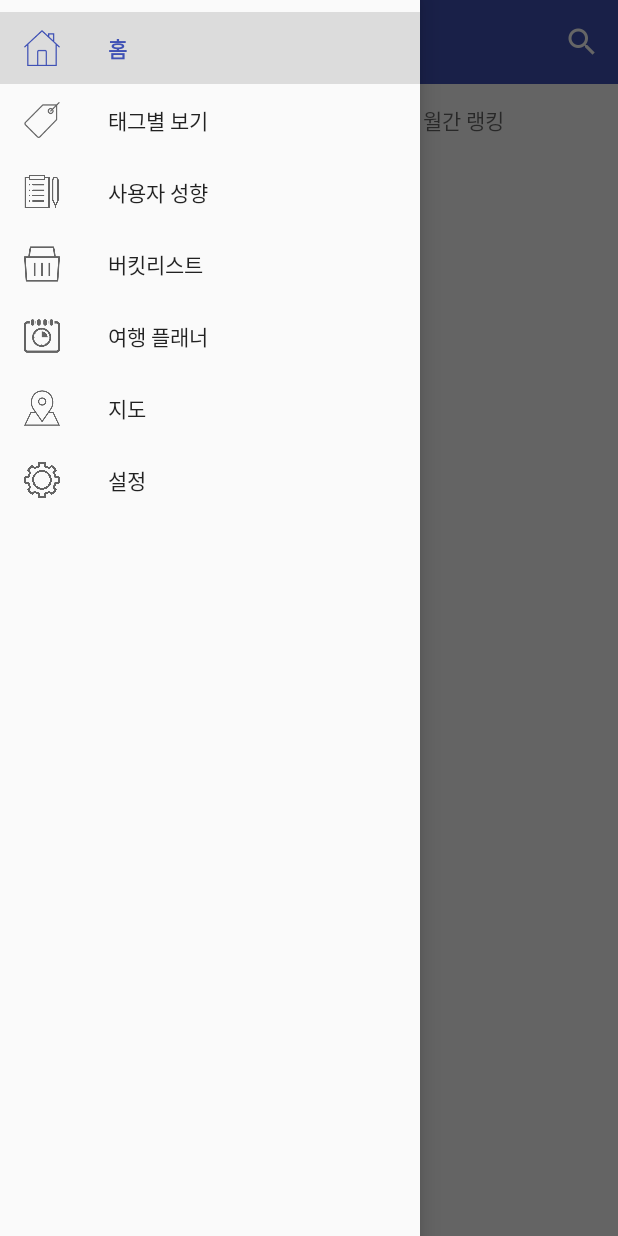
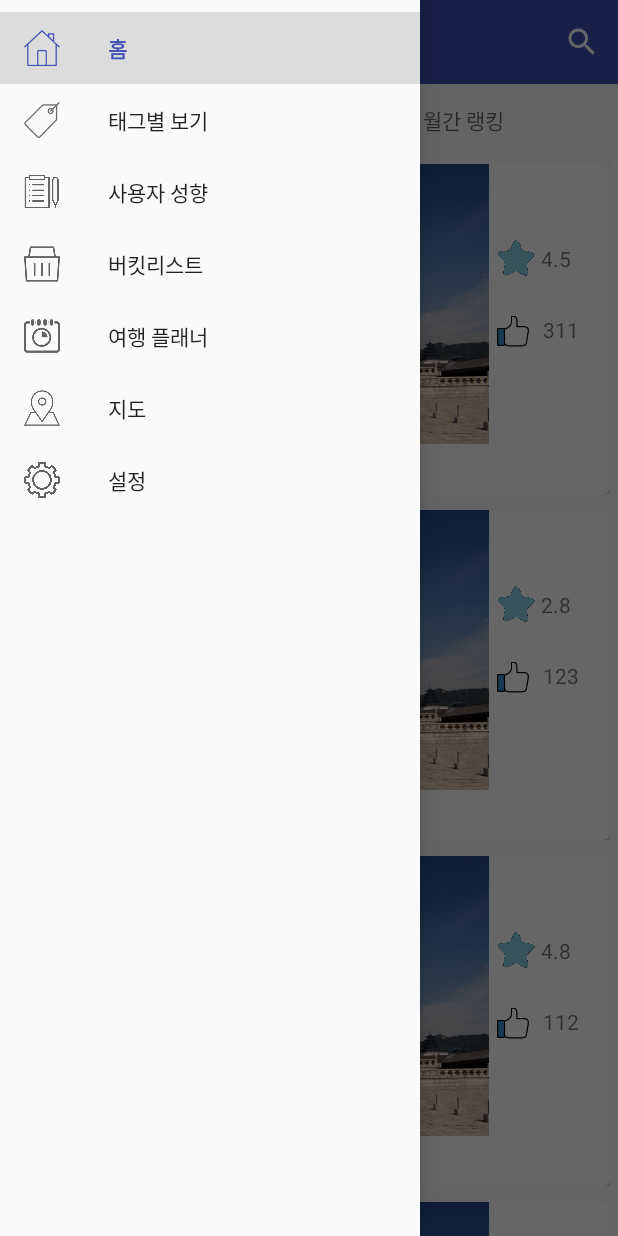
Before and after one commit to MoonGyeongHyeon/SeoulGuide-Android, an Android app: the screen it shows after launch (MainActivity), with the side drawer open, on a phone screen of 412 x 824 dp. Run offline under Robolectric (Android 15) with nearby library versions, the phone set to English and light mode, and no system bars.

Commit message:
1. 주간 랭킹 화면 구성  1-1. RecyclerView를 통한 화면 구성  1-2. 각각의 아이템은 CardView를 통해 출력  1-3. 아이템을 구성하는 데이터는 DB 연동 전까지 임시 데이터를 활용
2. 불필요한 Drawable 폴더의 이미지들 삭제

```diff
--- /dev/null
+++ b/app/src/main/java/test/superdroid/com/seoulguide/Home/RankingRecyclerViewAdapter.java
@@ -0,0 +1,62 @@
+package test.superdroid.com.seoulguide.Home;
+
+import android.support.v7.widget.RecyclerView;
+import android.view.LayoutInflater;
+import android.view.View;
+import android.view.ViewGroup;
+import android.widget.ImageView;
+import android.widget.TextView;
+
+import java.util.List;
+
+import test.superdroid.com.seoulguide.R;
+
+public class RankingRecyclerViewAdapter extends RecyclerView.Adapter<RankingRecyclerViewAdapter.ViewHolder>{
+
+    private List<SightInfo> list;
+    private int itemLayout;
+
+    public RankingRecyclerViewAdapter(List<SightInfo> list, int itemLayout) {
+        this.list = list;
+        this.itemLayout = itemLayout;
+    }
+
+    @Override
+    public ViewHolder onCreateViewHolder(ViewGroup parent, int viewType) {
+        View view = LayoutInflater.from(parent.getContext()).inflate(itemLayout, parent, false);
+        return new ViewHolder(view);
+    }
+
+    @Override
+    public void onBindViewHolder(ViewHolder holder, int position) {
+        SightInfo sightInfo = list.get(position);
+        holder.rank.setText(String.valueOf(sightInfo.getRank()));
+        holder.picture.setImageResource(sightInfo.getPicture());
+        holder.rating.setText(String.valueOf(sightInfo.getRating()));
+        holder.likeCount.setText(String.valueOf(sightInfo.getLikeCount()));
+        holder.name.setText(sightInfo.getName());
+    }
+
+    @Override
+    public int getItemCount() {
+        return list.size();
+    }
+
+    class ViewHolder extends RecyclerView.ViewHolder {
+        TextView rank;
+        ImageView picture;
+        TextView rating;
+        TextView likeCount;
+        TextView name;
+
+        public ViewHolder(View itemView) {
+            super(itemView);
+
+            rank = (TextView) itemView.findViewById(R.id.homeSightRankTextView);
+            picture = (ImageView) itemView.findViewById(R.id.homeSightPictureImageView);
+            rating = (TextView) itemView.findViewById(R.id.homeSightRatingTextView);
+            likeCount = (TextView) itemView.findViewById(R.id.homeSightLikeCountTextView);
+            name = (TextView) itemView.findViewById(R.id.homeSightNameTextView);
+        }
+    }
+}
--- /dev/null
+++ b/app/src/main/java/test/superdroid/com/seoulguide/Home/SightInfo.java
@@ -0,0 +1,50 @@
+package test.superdroid.com.seoulguide.Home;
+
+public class SightInfo {
+    int rank;
+    int picture;
+    double rating;
+    int likeCount;
+    String name;
+
+    public int getRank() {
+        return rank;
+    }
+
+    public void setRank(int rank) {
+        this.rank = rank;
+    }
+
+    public int getPicture() {
+        return picture;
+    }
+
+    public void setPicture(int picture) {
+        this.picture = picture;
+    }
+
+    public double getRating() {
+        return rating;
+    }
+
+    public void setRating(double rating) {
+        this.rating = rating;
+    }
+
+    public int getLikeCount() {
+        return likeCount;
+    }
+
+    public void setLikeCount(int likeCount) {
+        this.likeCount = likeCount;
+    }
+
+    public String getName() {
+        return name;
+    }
+
+    public void setName(String name) {
+        this.name = name;
+    }
+
+}
--- a/app/src/main/java/test/superdroid/com/seoulguide/Home/WeekSightFragment.java
+++ b/app/src/main/java/test/superdroid/com/seoulguide/Home/WeekSightFragment.java
@@ -3,16 +3,79 @@ package test.superdroid.com.seoulguide.Home;
 import android.os.Bundle;
 import android.support.annotation.Nullable;
 import android.support.v4.app.Fragment;
+import android.support.v7.widget.LinearLayoutManager;
+import android.support.v7.widget.RecyclerView;
 import android.view.LayoutInflater;
 import android.view.View;
 import android.view.ViewGroup;
 
+import java.util.ArrayList;
+import java.util.List;
+
 import test.superdroid.com.seoulguide.R;
 
 public class WeekSightFragment extends Fragment {
+
+    private List<SightInfo> mList;
+
     @Override
     public View onCreateView(LayoutInflater inflater, @Nullable ViewGroup container, @Nullable Bundle savedInstanceState) {
         View layout = inflater.inflate(R.layout.f_week_sight, container, false);
+
+        initData();
+
+        RankingRecyclerViewAdapter adapter = new RankingRecyclerViewAdapter(mList, R.layout.i_home_ranking);
+        RecyclerView recyclerView = (RecyclerView) layout.findViewById(R.id.weekRankingRecyclerView);
+        recyclerView.setAdapter(adapter);
+
+        LinearLayoutManager layoutManager = new LinearLayoutManager(getContext());
+        recyclerView.setLayoutManager(layoutManager);
+
         return layout;
     }
+
+    private void initData() {
+        //TODO DB와 연동 이후엔 DB를 통해 데이터를 가져와야 한다.
+        mList = new ArrayList<>();
+
+        SightInfo sightInfo = new SightInfo();
+        sightInfo.setRank(1);
+        sightInfo.setPicture(R.drawable.test);
+        sightInfo.setRating(4.5);
+        sightInfo.setLikeCount(311);
+        sightInfo.setName("경복궁");
+        mList.add(sightInfo);
+
+        sightInfo = new SightInfo();
+        sightInfo.setRank(2);
+        sightInfo.setPicture(R.drawable.test);
+        sightInfo.setRating(2.8);
+        sightInfo.setLikeCount(123);
+        sightInfo.setName("서울타워");
+        mList.add(sightInfo);
+
+        sightInfo = new SightInfo();
+        sightInfo.setRank(3);
+        sightInfo.setPicture(R.drawable.test);
+        sightInfo.setRating(4.8);
+        sightInfo.setLikeCount(112);
+        sightInfo.setName("청계천");
+        mList.add(sightInfo);
+
+        sightInfo = new SightInfo();
+        sightInfo.setRank(4);
+        sightInfo.setPicture(R.drawable.test);
+        sightInfo.setRating(4.2);
+        sightInfo.setLikeCount(881);
+        sightInfo.setName("63빌딩");
+        mList.add(sightInfo);
+
+        sightInfo = new SightInfo();
+        sightInfo.setRank(5);
+        sightInfo.setPicture(R.drawable.test);
+        sightInfo.setRating(3.1);
+        sightInfo.setLikeCount(82);
+        sightInfo.setName("광화문");
+        mList.add(sightInfo);
+    }
 }
--- a/app/src/main/res/layout/f_week_sight.xml
+++ b/app/src/main/res/layout/f_week_sight.xml
@@ -1,6 +1,14 @@
 <?xml version="1.0" encoding="utf-8"?>
 <LinearLayout xmlns:android="http://schemas.android.com/apk/res/android"
-    android:orientation="vertical" android:layout_width="match_parent"
+    xmlns:app="http://schemas.android.com/apk/res-auto"
+    android:orientation="vertical"
+    android:layout_width="match_parent"
     android:layout_height="match_parent">
 
+    <android.support.v7.widget.RecyclerView
+        android:id="@+id/weekRankingRecyclerView"
+        android:layout_width="match_parent"
+        android:layout_height="match_parent"
+        app:layoutManager="LinearLayoutManager"/>
+
 </LinearLayout>
--- /dev/null
+++ b/app/src/main/res/layout/i_home_ranking.xml
@@ -0,0 +1,113 @@
+<?xml version="1.0" encoding="utf-8"?>
+<LinearLayout xmlns:android="http://schemas.android.com/apk/res/android"
+    xmlns:card_view="http://schemas.android.com/apk/res-auto"
+    android:orientation="vertical"
+    android:layout_width="match_parent"
+    android:layout_height="220dp"
+    android:layout_margin="5dp">
+
+    <android.support.v7.widget.CardView
+        android:id="@+id/homeRankingCardView"
+        android:layout_width="match_parent"
+        android:layout_height="match_parent"
+        card_view:cardCornerRadius="4dp">
+
+        <LinearLayout
+            android:layout_width="match_parent"
+            android:layout_height="match_parent"
+            android:orientation="horizontal"
+            android:weightSum="100">
+
+            <TextView
+                android:id="@+id/homeSightRankTextView"
+                android:layout_width="0dp"
+                android:layout_height="match_parent"
+                android:layout_weight="12"
+                android:textSize="20sp"
+                android:gravity="center"/>
+
+            <LinearLayout
+                android:layout_width="0dp"
+                android:layout_height="match_parent"
+                android:layout_weight="68"
+                android:weightSum="100"
+                android:orientation="vertical">
+
+                <ImageView
+                    android:id="@+id/homeSightPictureImageView"
+                    android:layout_width="match_parent"
+                    android:layout_height="0dp"
+                    android:scaleType="fitXY"
+                    android:layout_weight="85"/>
+
+                <TextView
+                    android:id="@+id/homeSightNameTextView"
+                    android:layout_width="match_parent"
+                    android:layout_height="0dp"
+                    android:layout_weight="15"
+                    android:gravity="center"
+                    android:textSize="16sp"/>
+
+            </LinearLayout>
+
+            <LinearLayout
+                android:layout_width="0dp"
+                android:layout_height="match_parent"
+                android:layout_weight="20"
+                android:orientation="vertical">
+
+                <RelativeLayout
+                    android:layout_width="match_parent"
+                    android:layout_height="match_parent">
+
+                    <ImageView
+                        android:id="@+id/homeStarImageView"
+                        android:layout_width="25dp"
+                        android:layout_height="25dp"
+                        android:scaleType="fitXY"
+                        android:src="@drawable/star"
+                        android:layout_alignParentStart="true"
+                        android:layout_alignParentLeft="true"
+                        android:layout_marginStart="5dp"
+                        android:layout_marginLeft="5dp"
+                        android:layout_marginTop="50dp"/>
+
+                    <TextView
+                        android:id="@+id/homeSightRatingTextView"
+                        android:layout_width="wrap_content"
+                        android:layout_height="wrap_content"
+                        android:layout_toRightOf="@id/homeStarImageView"
+                        android:layout_toEndOf="@id/homeStarImageView"
+                        android:layout_marginStart="4dp"
+                        android:layout_marginLeft="4dp"
+                        android:layout_marginTop="53dp"/>
+
+                    <ImageView
+                        android:id="@+id/homeLikeImageView"
+                        android:layout_width="wrap_content"
+                        android:layout_height="wrap_content"
+                        android:scaleType="fitXY"
+                        android:src="@drawable/like"
+                        android:layout_below="@id/homeStarImageView"
+                        android:layout_marginStart="5dp"
+                        android:layout_marginLeft="5dp"
+                        android:layout_marginTop="25dp"/>
+
+                    <TextView
+                        android:id="@+id/homeSightLikeCountTextView"
+                        android:layout_width="wrap_content"
+                        android:layout_height="wrap_content"
+                        android:layout_below="@id/homeStarImageView"
+                        android:layout_toEndOf="@id/homeStarImageView"
+                        android:layout_toRightOf="@id/homeStarImageView"
+                        android:layout_marginStart="5dp"
+                        android:layout_marginLeft="5dp"
+                        android:layout_marginTop="25dp"/>
+
+                </RelativeLayout>
+
+            </LinearLayout>
+        </LinearLayout>
+    </android.support.v7.widget.CardView>
+
+</LinearLayout>
--- a/app/src/main/res/menu/search_view.xml
+++ b/app/src/main/res/menu/search_view.xml
@@ -4,7 +4,7 @@
     <item
         android:id="@+id/searchView"
         android:title="@string/searchView"
-        android:icon="@drawable/btn_search"
+        android:icon="@drawable/search"
         app:showAsAction="ifRoom|collapseActionView"
         app:actionViewClass="android.support.v7.widget.SearchView" />
 </menu>
```
Also changed, not shown: app/src/main/res/drawable-hdpi/like.png (added), app/src/main/res/drawable-hdpi/search.png (renamed from app/src/main/res/drawable-hdpi/btn_search.png), app/src/main/res/drawable-hdpi/star.png (added), app/src/main/res/drawable-hdpi/test.PNG (added), app/src/main/res/drawable/menu_bucket.png (deleted), app/src/main/res/drawable/menu_home.png (deleted), app/src/main/res/drawable/menu_map.png (deleted), app/src/main/res/drawable/menu_planner.png (deleted), app/src/main/res/drawable/menu_prefer.png (deleted), app/src/main/res/drawable/menu_setting.png (deleted), app/src/main/res/drawable/menu_tag.png (deleted).
